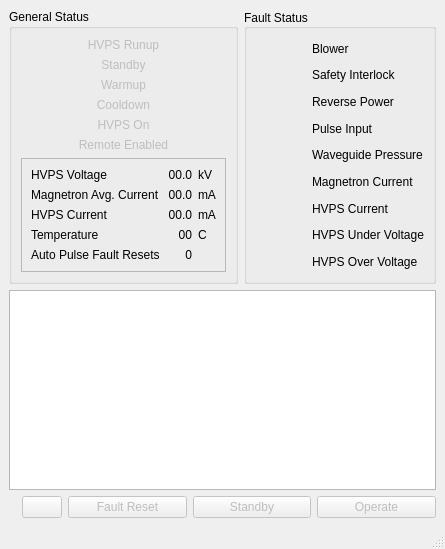
First picture: the form in src/ka_xmit/KaXmitCtlMainWindow.ui, repository NCAR/Ka-band_instrument, before the edit.
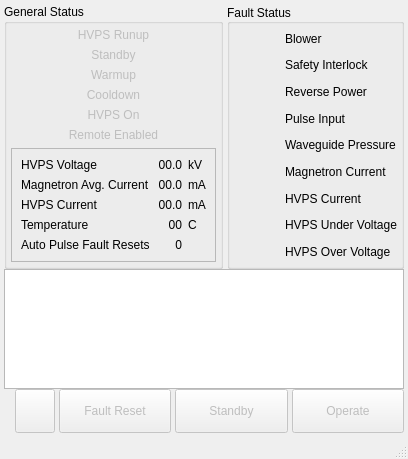
Second picture: the form after the edit. Icons and pictures are not drawn.

Commit message: Tighten layout a bit.

Diff of the .ui file:
```diff
--- a/src/ka_xmit/KaXmitCtlMainWindow.ui
+++ b/src/ka_xmit/KaXmitCtlMainWindow.ui
@@ -6,8 +6,8 @@
    <rect>
     <x>0</x>
     <y>0</y>
-    <width>445</width>
-    <height>549</height>
+    <width>408</width>
+    <height>459</height>
    </rect>
   </property>
   <property name="windowTitle">
@@ -15,20 +15,32 @@
   </property>
   <widget class="QWidget" name="centralwidget">
    <layout class="QVBoxLayout" name="verticalLayout_3">
+    <property name="spacing">
+     <number>0</number>
+    </property>
+    <property name="margin">
+     <number>4</number>
+    </property>
     <item>
      <layout class="QHBoxLayout" name="horizontalLayout_13">
+      <property name="spacing">
+       <number>4</number>
+      </property>
       <item>
        <widget class="QGroupBox" name="statusBox">
         <property name="title">
          <string>General Status</string>
         </property>
         <property name="flat">
-         <bool>true</bool>
+         <bool>false</bool>
         </property>
         <property name="checkable">
          <bool>false</bool>
         </property>
         <layout class="QVBoxLayout" name="verticalLayout_2">
+         <property name="margin">
+          <number>4</number>
+         </property>
          <item>
           <widget class="QLabel" name="runupLabel">
            <property name="enabled">
@@ -262,9 +274,15 @@
          <set>Qt::AlignLeading|Qt::AlignLeft|Qt::AlignVCenter</set>
         </property>
         <property name="flat">
-         <bool>true</bool>
+         <bool>false</bool>
         </property>
         <layout class="QGridLayout" name="gridLayout_2">
+         <property name="margin">
+          <number>4</number>
+         </property>
+         <property name="horizontalSpacing">
+          <number>-1</number>
+         </property>
          <item row="0" column="0">
           <widget class="QLabel" name="blowerFaultIcon">
            <property name="sizePolicy">
@@ -292,6 +310,9 @@
            <property name="text">
             <string>Blower</string>
            </property>
+           <property name="indent">
+            <number>0</number>
+           </property>
           </widget>
          </item>
          <item row="1" column="0">
@@ -449,6 +470,21 @@
     </item>
     <item>
      <widget class="QPlainTextEdit" name="logArea">
+      <property name="sizePolicy">
+       <sizepolicy hsizetype="Expanding" vsizetype="Expanding">
+        <horstretch>0</horstretch>
+        <verstretch>0</verstretch>
+       </sizepolicy>
+      </property>
+      <property name="maximumSize">
+       <size>
+        <width>16777215</width>
+        <height>120</height>
+       </size>
+      </property>
+      <property name="lineWrapMode">
+       <enum>QPlainTextEdit::WidgetWidth</enum>
+      </property>
       <property name="textInteractionFlags">
        <set>Qt::TextSelectableByKeyboard|Qt::TextSelectableByMouse</set>
       </property>
@@ -456,6 +492,12 @@
     </item>
     <item>
      <layout class="QHBoxLayout" name="horizontalLayout_14">
+      <property name="spacing">
+       <number>4</number>
+      </property>
+      <property name="margin">
+       <number>0</number>
+      </property>
       <item>
        <widget class="QLabel" name="unitOnLabel">
         <property name="enabled">
```
